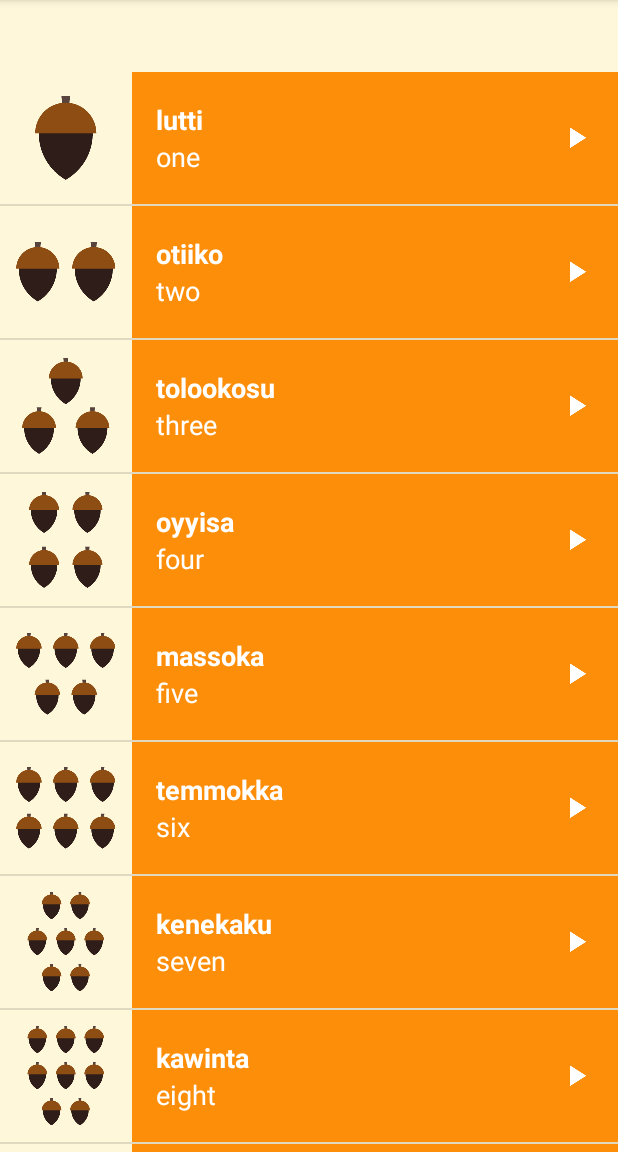
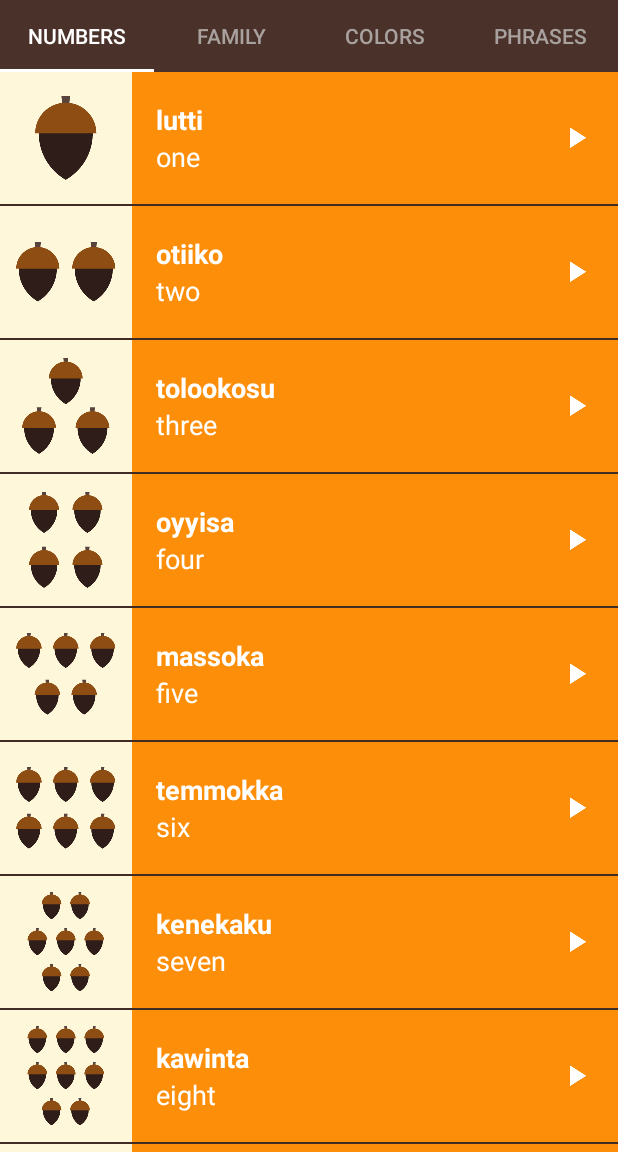
Before and after one commit to bruno78/miwok-app, an Android app: the screen it shows after launch (MainActivity), on a phone screen of 412 x 824 dp, the part 84-1236 px from its top. Run offline under Robolectric (Android 15) with nearby library versions, the phone set to English and light mode, and no system bars.

Commit message:
Add style and swiping tabs

```diff
--- a/app/src/main/java/com/example/android/miwok/CategoryAdapter.java
+++ b/app/src/main/java/com/example/android/miwok/CategoryAdapter.java
@@ -1,5 +1,7 @@
 package com.example.android.miwok;
 
+import android.content.Context;
+import android.support.annotation.Nullable;
 import android.support.v4.app.Fragment;
 import android.support.v4.app.FragmentManager;
 import android.support.v4.app.FragmentPagerAdapter;
@@ -12,14 +14,18 @@ import android.support.v4.app.FragmentPagerAdapter;
 
 public class CategoryAdapter extends FragmentPagerAdapter {
 
+    private Context mContext;
+    private static int NUM_PAGES = 4;
+
     /**
      * Create a new {@link CategoryAdapter} object.
      *
      * @param fm is the fragment manager that will keep each fragment's state in the adapter
      *           across swipes.
      */
-    public CategoryAdapter(FragmentManager fm){
+    public CategoryAdapter(Context context, FragmentManager fm){
         super(fm);
+        mContext = context;
     }
 
     /**
@@ -47,8 +53,23 @@ public class CategoryAdapter extends FragmentPagerAdapter {
      */
     @Override
     public int getCount() {
-        return 4;
+        return NUM_PAGES;
     }
 
+    @Override
+    public CharSequence getPageTitle(int position) {
 
+        if(position == 0) {
+            return mContext.getString(R.string.category_numbers);
+        }
+        else if(position == 1) {
+            return mContext.getString(R.string.category_family);
+        }
+        else if(position == 2) {
+            return mContext.getString(R.string.category_colors);
+        }
+        else {
+            return mContext.getString(R.string.category_phrases);
+        }
+    }
 }
--- a/app/src/main/java/com/example/android/miwok/MainActivity.java
+++ b/app/src/main/java/com/example/android/miwok/MainActivity.java
@@ -17,6 +17,7 @@ package com.example.android.miwok;
 
 
 import android.os.Bundle;
+import android.support.design.widget.TabLayout;
 import android.support.v4.view.ViewPager;
 import android.support.v7.app.AppCompatActivity;
 
@@ -34,11 +35,19 @@ public class MainActivity extends AppCompatActivity {
         ViewPager viewPager = (ViewPager) findViewById(R.id.pager);
 
         // Create an adapter that knows which fragment should be shown on each page
-        CategoryAdapter adapter = new CategoryAdapter(getSupportFragmentManager());
+        CategoryAdapter adapter = new CategoryAdapter(this, getSupportFragmentManager());
 
         // Set the adapter onto the view pager
         viewPager.setAdapter(adapter);
 
+        // Find the tab layout the shows the tabs
+        TabLayout tabLayout = (TabLayout) findViewById(R.id.sliding_tabs);
 
+        // Connect the tab layout with the view pager. This will
+        //   1. Update the tab layout when the view pager is swiped
+        //   2. Update the view pager when a tab is selected
+        //   3. Set the tab layout's tab names with the view pager's adapter's title
+        //      by calling onPageTitle();
+        tabLayout.setupWithViewPager(viewPager);
     }
 }
--- a/app/src/main/res/layout/activity_main.xml
+++ b/app/src/main/res/layout/activity_main.xml
@@ -17,21 +17,19 @@
     xmlns:tools="http://schemas.android.com/tools"
     android:layout_width="match_parent"
     android:layout_height="match_parent"
-    xmlns:app="http://schemas.android.com/apk/res-auto"
-    android:background="@color/tan_background"
+    android:background="@color/primary_color"
     android:orientation="vertical"
     tools:context="com.example.android.miwok.MainActivity">
 
     <android.support.design.widget.TabLayout
         android:id="@+id/sliding_tabs"
+        style="@style/CategoryTab"
         android:layout_width="match_parent"
-        android:layout_height="wrap_content"
-        app:tabMode="fixed" />
+        android:layout_height="wrap_content" />
 
-    <!-- activity_screen_slide.xml -->
     <android.support.v4.view.ViewPager
-        xmlns:android="http://schemas.android.com/apk/res/android"
         android:id="@+id/pager"
         android:layout_width="match_parent"
-        android:layout_height="match_parent" />
+        android:layout_height="match_parent"/>
+
 </LinearLayout>
--- a/app/src/main/res/values/strings.xml
+++ b/app/src/main/res/values/strings.xml
@@ -26,7 +26,7 @@
     <string name="category_numbers">Numbers</string>
 
     <!-- Category name for the vocabulary words for family members [CHAR LIMIT=20] -->
-    <string name="category_family">Family Members</string>
+    <string name="category_family">Family</string>
 
     <!-- TODO: Remove or change this placeholder text -->
     <string name="hello_blank_fragment">Hello blank fragment</string>
--- a/app/src/main/res/values/styles.xml
+++ b/app/src/main/res/values/styles.xml
@@ -18,16 +18,25 @@
     <style name="AppTheme" parent="Theme.AppCompat.Light.DarkActionBar">
         <item name="colorPrimary">@color/primary_color</item>
         <item name="colorPrimaryDark">@color/primary_dark_color</item>
+        <item name="actionBarStyle">@style/MiwokAppBarStyle</item>
+        <item name="android:windowContentOverlay">@null</item>
     </style>
 
-    <!-- Style for a category of vocabulary words -->
-    <style name="CategoryStyle">
-        <item name="android:layout_width">match_parent</item>
-        <item name="android:layout_height">@dimen/list_item_height</item>
-        <item name="android:gravity">center_vertical</item>
-        <item name="android:padding">16dp</item>
-        <item name="android:textColor">@android:color/white</item>
-        <item name="android:textStyle">bold</item>
-        <item name="android:textAppearance">?android:textAppearanceMedium</item>
+    <!-- App bar style -->
+    <style name="MiwokAppBarStyle" parent="@style/Widget.AppCompat.Light.ActionBar.Solid.Inverse">
+        <!-- Remove the shadow below the app bar -->
+        <item name="elevation">0dp</item>
+    </style>
+
+    <!-- Style for a tab that displays a category name -->
+    <style name="CategoryTab" parent="Widget.Design.TabLayout">
+        <item name="tabIndicatorColor">@android:color/white</item>
+        <item name="tabSelectedTextColor">@android:color/white</item>
+        <item name="tabTextAppearance">@style/CategoryTabTextAppearance</item>
+    </style>
+
+    <!-- Text appearance style for a category tab -->
+    <style name="CategoryTabTextAppearance" parent="TextAppearance.Design.Tab">
+        <item name="android:textColor">#A8A19E</item>
     </style>
 </resources>
```
